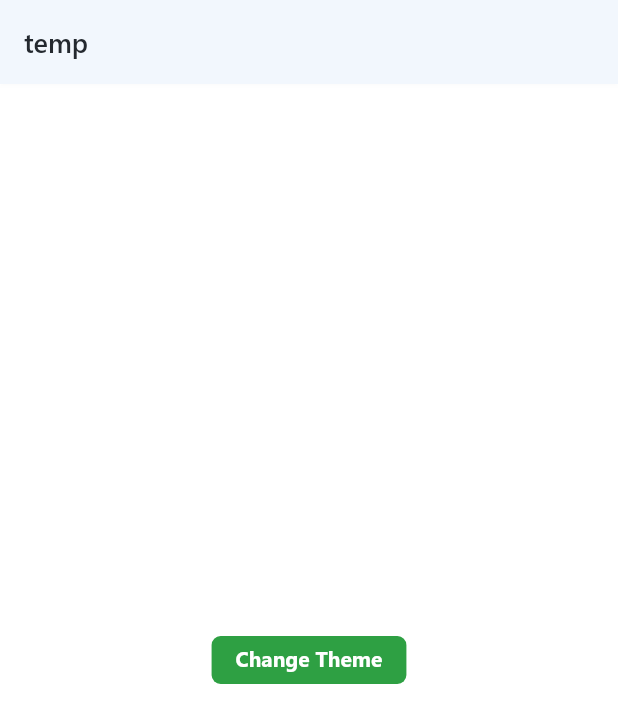
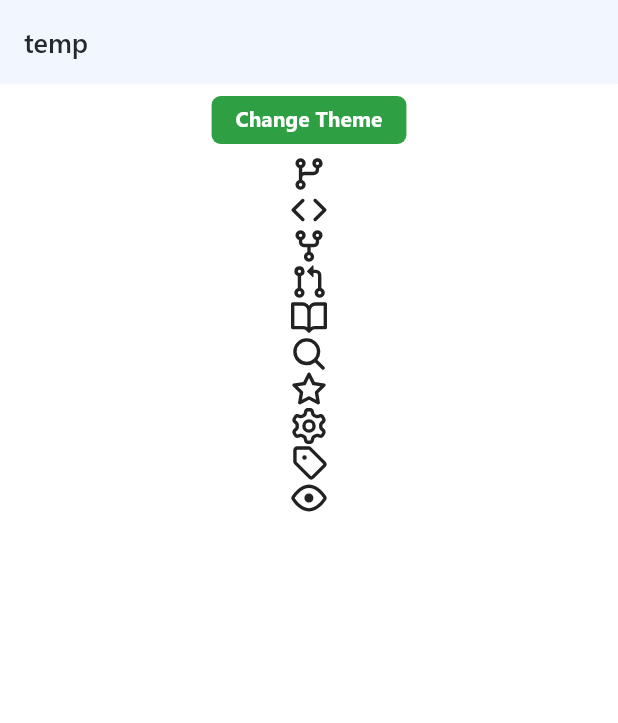
Before and after one commit to makjac/git_explorer, a Flutter app: the screen it shows after launch, on a phone screen of 412 x 824 dp. Shown: the top 723 px of the screen. Run offline on Flutter 3.47's test engine with Material 3 defaults, Android fonts, the phone set to English and light mode, and no system bars; our stand-ins replace bloc, flutter_bloc, flutter_svg, get_it, shared_preferences.

Commit message:
chore: update temp page

```diff
--- a/lib/app/app.dart
+++ b/lib/app/app.dart
@@ -3,6 +3,8 @@ import 'package:flutter_bloc/flutter_bloc.dart';
 import 'package:git_explorer/core/theme/app_theme.dart';
 import 'package:git_explorer/core/theme/theme_cubit.dart';
 import 'package:git_explorer/core/theme/theme_extension.dart';
+import 'package:git_explorer/core/widgets/icons/app_icon.dart';
+import 'package:git_explorer/core/widgets/icons/app_icons.dart';
 
 class App extends StatelessWidget {
   const App({super.key});
@@ -30,7 +32,9 @@ class Temp extends StatelessWidget {
     return Scaffold(
       appBar: AppBar(title: const Text('temp')),
       body: Center(
-        child: ElevatedButton(
+        child: Column(
+          children: [
+            ElevatedButton(
               onPressed: () {
                 context.read<ThemeCubit>().changeTheme(
                   context.theme.brightness == Brightness.dark
@@ -40,6 +44,18 @@ class Temp extends StatelessWidget {
               },
               child: const Text('Change Theme'),
             ),
+            const AppIcon(icon: AppIcons.branch),
+            const AppIcon(icon: AppIcons.code),
+            const AppIcon(icon: AppIcons.frok),
+            const AppIcon(icon: AppIcons.pullRequest),
+            const AppIcon(icon: AppIcons.readme),
+            const AppIcon(icon: AppIcons.search),
+            const AppIcon(icon: AppIcons.star),
+            const AppIcon(icon: AppIcons.settings),
+            const AppIcon(icon: AppIcons.tag),
+            const AppIcon(icon: AppIcons.watch),
+          ],
+        ),
       ),
     );
   }
```
Lines whose indentation alone changed are shown as unchanged.
